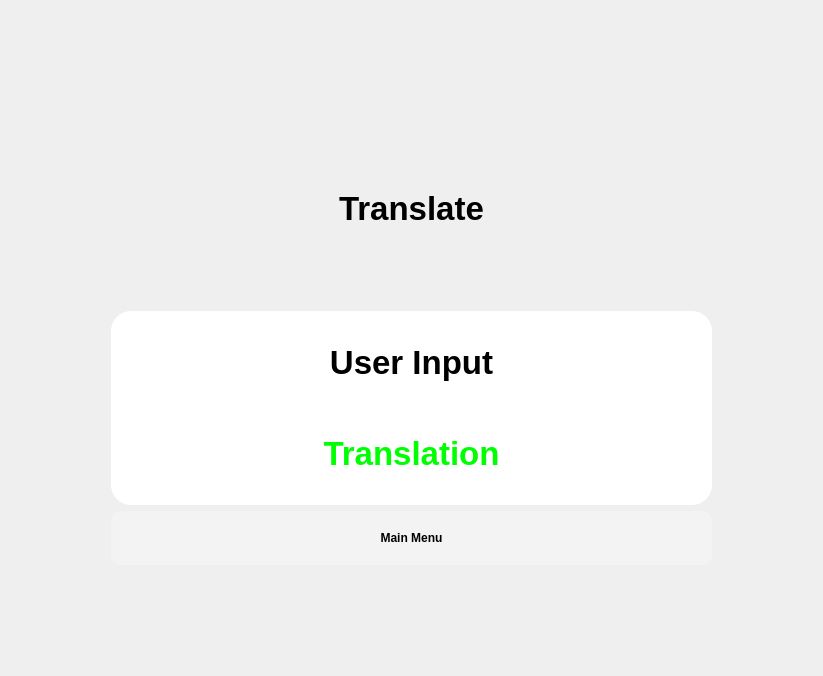
Old version of the form Translator.ui in the repository jshperalta/ai-englishTutor.
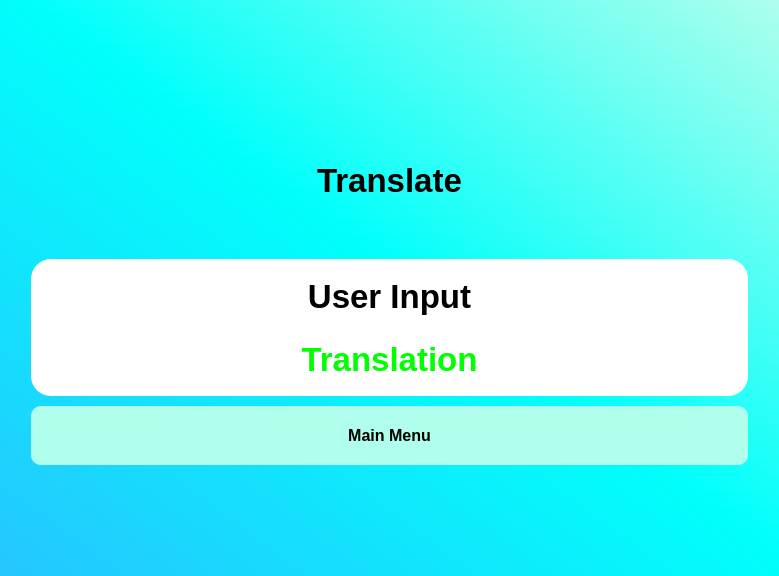
New version of the form.

Commit message: modified:   Translator.ui 	modified:   arduinoServo.py 	modified:   arduinoServo/arduinoServo.ino 	modified:   defines/__pycache__/speakandrecognize.cpython-37.pyc 	modified:   main.py 	modified:   screens/subject.ui 	modified:   screens/topics.ui 	modified:   screens/welcome.ui

Diff of the .ui file:
```diff
--- a/Translator.ui
+++ b/Translator.ui
@@ -6,8 +6,8 @@
    <rect>
     <x>0</x>
     <y>0</y>
-    <width>823</width>
-    <height>676</height>
+    <width>779</width>
+    <height>576</height>
    </rect>
   </property>
   <property name="windowTitle">
@@ -17,19 +17,40 @@
    <string notr="true">QLabel {
 font-size: 33px;
 font-weight: 900;
+}
+
+#Translate{
+background: qlineargradient(spread:pad, x1:0, y1:1, x2:1, y2:0, stop:0 rgba(37, 198, 255, 255), stop:0.517857 rgba(0, 255, 251, 255), stop:1 rgba(174, 255, 236, 255))
+}
+
+QPushButton {
+font-size: 16px !important;
+background-color: #AFFFEC !important;
+color: black; 
+font-family: 'Gilroy';
+font-weight: 600;
+border-radius: 10px;
+padding: 20px;
+}
+
+QPushButton::hover {
+background-color: #AFFFAA;
 }</string>
   </property>
   <layout class="QGridLayout" name="gridLayout">
    <item row="0" column="0">
     <layout class="QVBoxLayout" name="verticalLayout">
+     <property name="spacing">
+      <number>10</number>
+     </property>
      <property name="leftMargin">
-      <number>100</number>
+      <number>20</number>
      </property>
      <property name="topMargin">
       <number>100</number>
      </property>
      <property name="rightMargin">
-      <number>100</number>
+      <number>20</number>
      </property>
      <property name="bottomMargin">
       <number>100</number>
@@ -77,6 +98,9 @@
           <property name="alignment">
            <set>Qt::AlignCenter</set>
           </property>
+          <property name="wordWrap">
+           <bool>true</bool>
+          </property>
          </widget>
         </item>
         <item row="2" column="0">
@@ -90,6 +114,9 @@
           <property name="alignment">
            <set>Qt::AlignCenter</set>
           </property>
+          <property name="wordWrap">
+           <bool>true</bool>
+          </property>
          </widget>
         </item>
        </layout>
@@ -101,12 +128,7 @@
         <cursorShape>PointingHandCursor</cursorShape>
        </property>
        <property name="styleSheet">
-        <string notr="true">background-color: #f3f3f3;
-	color: black; 
-	font-family: 'Gilroy';
-	font-weight: 600;
-	border-radius: 10px;
-	padding: 20px;
+        <string notr="true">
 </string>
        </property>
        <property name="text">
```
Left out of the diff: 3 changed lines with no effect on the pictures. The commit also changes 7 other files.
